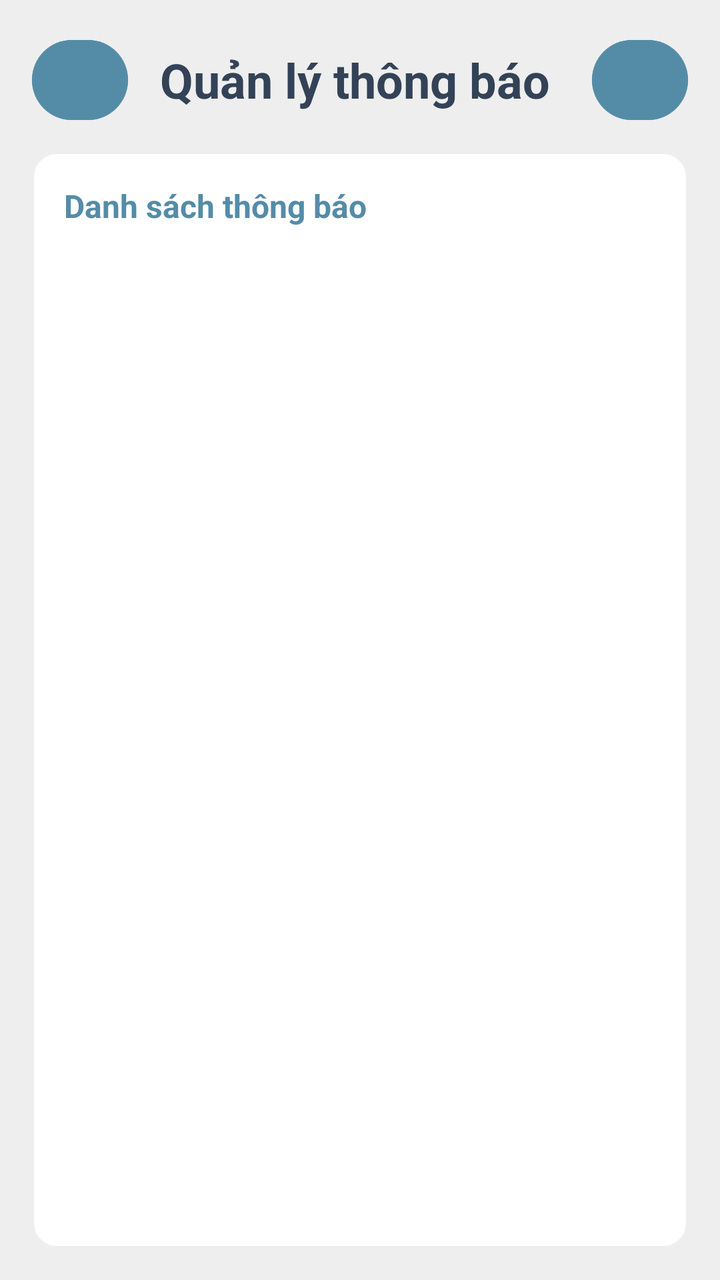
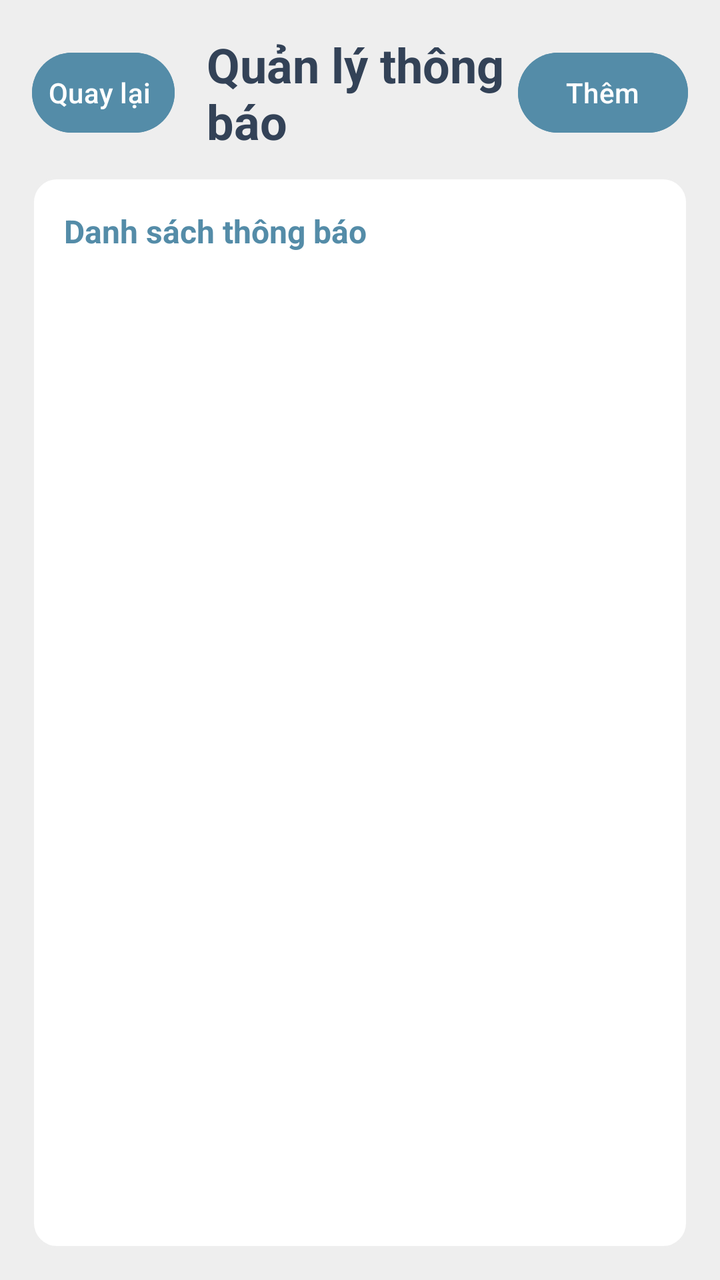

The first picture is an Android layout as it rendered before a commit; the second is the same layout after the commit. The layout source and the unified diff follow.
<!-- AndroidManifest.xml: application theme Theme.Rentaly_Management -->
<!-- res/layout/fragment_announcement.xml -->
<?xml version="1.0" encoding="utf-8"?>
<LinearLayout xmlns:android="http://schemas.android.com/apk/res/android" android:layout_width="match_parent" android:layout_height="match_parent" android:orientation="vertical" android:padding="16dp" android:background="@color/background">
    <LinearLayout android:layout_width="match_parent" android:layout_height="wrap_content" android:gravity="center_vertical">
        <Button android:id="@+id/announcement_back" android:layout_width="48dp" android:layout_height="48dp" android:backgroundTint="@color/primary" android:contentDescription="Quay lại" android:drawableStart="@drawable/back_icon" android:minWidth="0dp" android:minHeight="48dp" android:padding="8dp" android:text="" />
        <TextView android:layout_width="0dp" android:layout_height="wrap_content" android:layout_weight="1" android:layout_marginStart="16dp" android:text="Quản lý thông báo" android:textColor="@color/dark_navy" android:textSize="24sp" android:textStyle="bold" />
        <Button android:id="@+id/announcement_add" android:layout_width="48dp" android:layout_height="48dp" android:backgroundTint="@color/primary" android:contentDescription="Tạo thông báo" android:minWidth="48dp" android:minHeight="48dp" android:text="+" android:textColor="@color/white" />
    </LinearLayout>
    <ProgressBar android:id="@+id/announcement_loading" android:layout_width="wrap_content" android:layout_height="wrap_content" android:layout_gravity="center" android:layout_marginTop="12dp" android:contentDescription="Đang tải danh sách thông báo" android:visibility="gone" />
    <LinearLayout android:layout_width="match_parent" android:layout_height="0dp" android:layout_weight="1" android:layout_marginTop="12dp" android:background="@drawable/user_detail_card" android:orientation="vertical" android:padding="16dp">
        <TextView android:layout_width="match_parent" android:layout_height="wrap_content" android:layout_marginBottom="12dp" android:text="Danh sách thông báo" android:textColor="@color/primary" android:textSize="16sp" android:textStyle="bold" />
        <TextView android:id="@+id/announcement_empty" android:layout_width="match_parent" android:layout_height="wrap_content" android:layout_marginTop="12dp" android:gravity="center" android:text="Chưa có thông báo" android:textColor="@color/secondary" android:visibility="gone" />
        <ListView android:id="@+id/announcement_list" android:layout_width="match_parent" android:layout_height="0dp" android:layout_weight="1" android:divider="@color/background" android:dividerHeight="8dp" android:footerDividersEnabled="false" android:headerDividersEnabled="false" />
    </LinearLayout>
</LinearLayout>
<!-- resources referenced by this layout -->
<resources>
  <color name="background">#EEEEEE</color>
  <color name="dark_navy">#334257</color>
  <color name="primary">#548CA8</color>
  <color name="secondary">#476072</color>
  <color name="white">#FFFFFFFF</color>
  <!-- drawable back_icon (drawable) -->
  <vector xmlns:android="http://schemas.android.com/apk/res/android"
      android:width="24dp"
      android:height="24dp"
      android:viewportWidth="960"
      android:viewportHeight="960">
    <path
        android:pathData="m313,520 l224,224 -57,56 -320,-320 320,-320 57,56 -224,224h487v80L313,520Z"
        android:fillColor="#EEEEEE"/>
  </vector>
  <!-- drawable user_detail_card (drawable) -->
  <?xml version="1.0" encoding="utf-8"?>
  <shape xmlns:android="http://schemas.android.com/apk/res/android" android:shape="rectangle">
      <solid android:color="@color/white" />
      <corners android:radius="12dp" />
      <stroke android:width="1dp" android:color="@color/background" />
  </shape>
  <style name="Theme.Rentaly_Management" parent="Base.Theme.Rentaly_Management" />
  <style name="Base.Theme.Rentaly_Management" parent="Theme.Material3.DayNight.NoActionBar">
          
          
      </style>
</resources>

<!-- the commit's change to res/layout/fragment_announcement.xml (unified diff, before → after) -->
@@ -1,9 +1,9 @@
 <?xml version="1.0" encoding="utf-8"?>
 <LinearLayout xmlns:android="http://schemas.android.com/apk/res/android" android:layout_width="match_parent" android:layout_height="match_parent" android:orientation="vertical" android:padding="16dp" android:background="@color/background">
     <LinearLayout android:layout_width="match_parent" android:layout_height="wrap_content" android:gravity="center_vertical">
-        <Button android:id="@+id/announcement_back" android:layout_width="48dp" android:layout_height="48dp" android:backgroundTint="@color/primary" android:contentDescription="Quay lại" android:drawableStart="@drawable/back_icon" android:minWidth="0dp" android:minHeight="48dp" android:padding="8dp" android:text="" />
+        <Button android:id="@+id/announcement_back" android:layout_width="wrap_content" android:layout_height="48dp" android:backgroundTint="@color/primary" android:contentDescription="Quay lại" android:drawableStart="@drawable/back_icon" android:minWidth="48dp" android:minHeight="48dp" android:paddingStart="8dp" android:paddingEnd="12dp" android:text="Quay lại" />
         <TextView android:layout_width="0dp" android:layout_height="wrap_content" android:layout_weight="1" android:layout_marginStart="16dp" android:text="Quản lý thông báo" android:textColor="@color/dark_navy" android:textSize="24sp" android:textStyle="bold" />
-        <Button android:id="@+id/announcement_add" android:layout_width="48dp" android:layout_height="48dp" android:backgroundTint="@color/primary" android:contentDescription="Tạo thông báo" android:minWidth="48dp" android:minHeight="48dp" android:text="+" android:textColor="@color/white" />
+        <Button android:id="@+id/announcement_add" android:layout_width="wrap_content" android:layout_height="48dp" android:backgroundTint="@color/primary" android:contentDescription="Tạo thông báo" android:minWidth="48dp" android:minHeight="48dp" android:text="Thêm" android:textColor="@color/white" />
     </LinearLayout>
     <ProgressBar android:id="@+id/announcement_loading" android:layout_width="wrap_content" android:layout_height="wrap_content" android:layout_gravity="center" android:layout_marginTop="12dp" android:contentDescription="Đang tải danh sách thông báo" android:visibility="gone" />
     <LinearLayout android:layout_width="match_parent" android:layout_height="0dp" android:layout_weight="1" android:layout_marginTop="12dp" android:background="@drawable/user_detail_card" android:orientation="vertical" android:padding="16dp">
